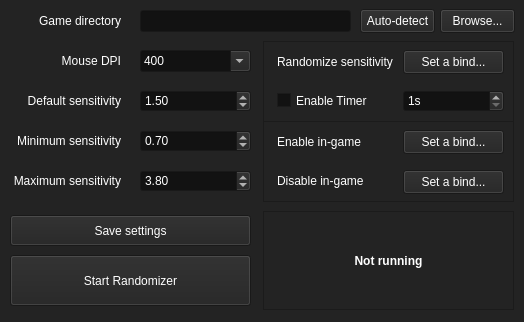
First picture: the form in src/randomizer_gui.ui, repository TorjeAmundsen/ApexSensRandomizer, before the edit.
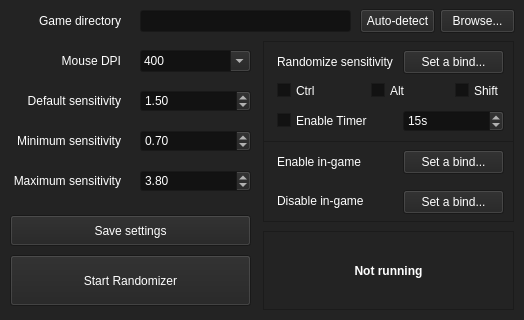
Second picture: the form after the edit. Icons and pictures are not drawn.

```diff
--- a/src/randomizer_gui.ui
+++ b/src/randomizer_gui.ui
@@ -10,7 +10,7 @@
     <x>0</x>
     <y>0</y>
     <width>524</width>
-    <height>322</height>
+    <height>320</height>
    </rect>
   </property>
   <property name="sizePolicy">
@@ -22,13 +22,13 @@
   <property name="minimumSize">
    <size>
     <width>524</width>
-    <height>322</height>
+    <height>320</height>
    </size>
   </property>
   <property name="maximumSize">
    <size>
     <width>524</width>
-    <height>346</height>
+    <height>320</height>
    </size>
   </property>
   <property name="palette">
@@ -823,7 +823,7 @@
       <x>263</x>
       <y>41</y>
       <width>251</width>
-      <height>81</height>
+      <height>101</height>
      </rect>
     </property>
     <property name="frameShape">
@@ -836,7 +836,7 @@
      <property name="geometry">
       <rect>
        <x>140</x>
-       <y>49</y>
+       <y>69</y>
        <width>101</width>
        <height>22</height>
       </rect>
@@ -850,12 +850,15 @@
      <property name="maximum">
       <number>9999</number>
      </property>
+     <property name="value">
+      <number>15</number>
+     </property>
     </widget>
     <widget class="QCheckBox" name="timerCheckbox">
      <property name="geometry">
       <rect>
        <x>14</x>
-       <y>49</y>
+       <y>69</y>
        <width>101</width>
        <height>21</height>
       </rect>
@@ -905,6 +908,84 @@
      </property>
      <property name="text">
       <string>Set a bind...</string>
+     </property>
+     <property name="checkable">
+      <bool>true</bool>
+     </property>
+     <property name="autoDefault">
+      <bool>false</bool>
+     </property>
+     <property name="default">
+      <bool>false</bool>
+     </property>
+     <property name="flat">
+      <bool>false</bool>
+     </property>
+    </widget>
+    <widget class="QCheckBox" name="ctrlCheck">
+     <property name="geometry">
+      <rect>
+       <x>14</x>
+       <y>39</y>
+       <width>61</width>
+       <height>21</height>
+      </rect>
+     </property>
+     <property name="font">
+      <font>
+       <kerning>true</kerning>
+      </font>
+     </property>
+     <property name="text">
+      <string>Ctrl</string>
+     </property>
+     <property name="tristate">
+      <bool>false</bool>
+     </property>
+    </widget>
+    <widget class="QCheckBox" name="shiftCheck">
+     <property name="geometry">
+      <rect>
+       <x>192</x>
+       <y>39</y>
+       <width>51</width>
+       <height>21</height>
+      </rect>
+     </property>
+     <property name="font">
+      <font>
+       <kerning>true</kerning>
+      </font>
+     </property>
+     <property name="layoutDirection">
+      <enum>Qt::LeftToRight</enum>
+     </property>
+     <property name="text">
+      <string>Shift</string>
+     </property>
+     <property name="tristate">
+      <bool>false</bool>
+     </property>
+    </widget>
+    <widget class="QCheckBox" name="altCheck">
+     <property name="geometry">
+      <rect>
+       <x>108</x>
+       <y>39</y>
+       <width>61</width>
+       <height>21</height>
+      </rect>
+     </property>
+     <property name="font">
+      <font>
+       <kerning>true</kerning>
+      </font>
+     </property>
+     <property name="text">
+      <string>Alt</string>
+     </property>
+     <property name="tristate">
+      <bool>false</bool>
      </property>
     </widget>
    </widget>
@@ -915,7 +996,7 @@
     <property name="geometry">
      <rect>
       <x>263</x>
-      <y>121</y>
+      <y>141</y>
       <width>251</width>
       <height>81</height>
      </rect>
@@ -979,6 +1060,9 @@
      <property name="text">
       <string>Set a bind...</string>
      </property>
+     <property name="checkable">
+      <bool>true</bool>
+     </property>
     </widget>
     <widget class="QPushButton" name="disableBindButton">
      <property name="enabled">
@@ -995,6 +1079,9 @@
      <property name="text">
       <string>Set a bind...</string>
      </property>
+     <property name="checkable">
+      <bool>true</bool>
+     </property>
     </widget>
    </widget>
    <widget class="QFrame" name="frame_3">
@@ -1004,9 +1091,9 @@
     <property name="geometry">
      <rect>
       <x>263</x>
-      <y>211</y>
+      <y>231</y>
       <width>251</width>
-      <height>99</height>
+      <height>79</height>
      </rect>
     </property>
     <property name="frameShape">
@@ -1024,7 +1111,7 @@
        <x>0</x>
        <y>0</y>
        <width>251</width>
-       <height>99</height>
+       <height>79</height>
       </rect>
      </property>
      <property name="font">
```
Left out of the diff: 36 changed lines with no effect on the pictures.
